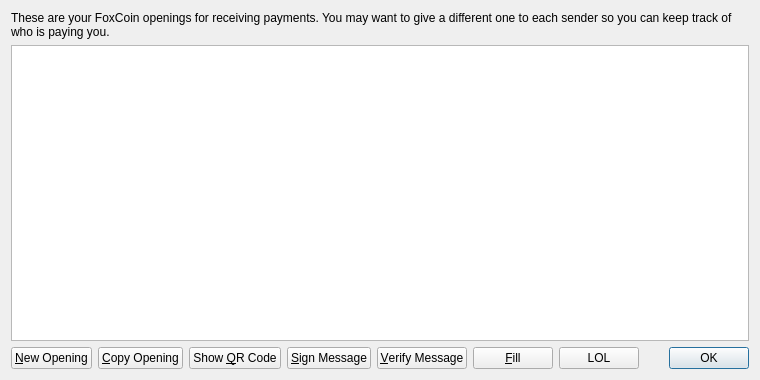
Old version of the form src/qt/forms/addressbookpage.ui in the repository plusevcoin/plusevcoin.
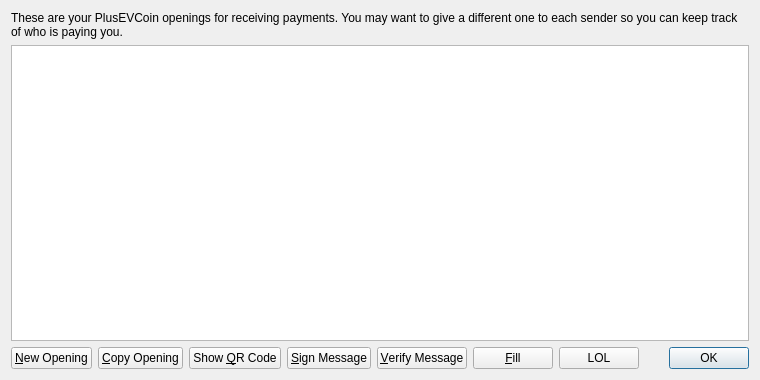
New version of the form. Icons and pictures are not drawn.

What changed in the file:
```diff
--- a/src/qt/forms/addressbookpage.ui
+++ b/src/qt/forms/addressbookpage.ui
@@ -17,7 +17,7 @@
    <item>
     <widget class="QLabel" name="labelExplanation">
      <property name="text">
-      <string>These are your FoxCoin openings for receiving payments. You may want to give a different one to each sender so you can keep track of who is paying you.</string>
+      <string>These are your PlusEVCoin openings for receiving payments. You may want to give a different one to each sender so you can keep track of who is paying you.</string>
      </property>
      <property name="textFormat">
       <enum>Qt::PlainText</enum>
```
